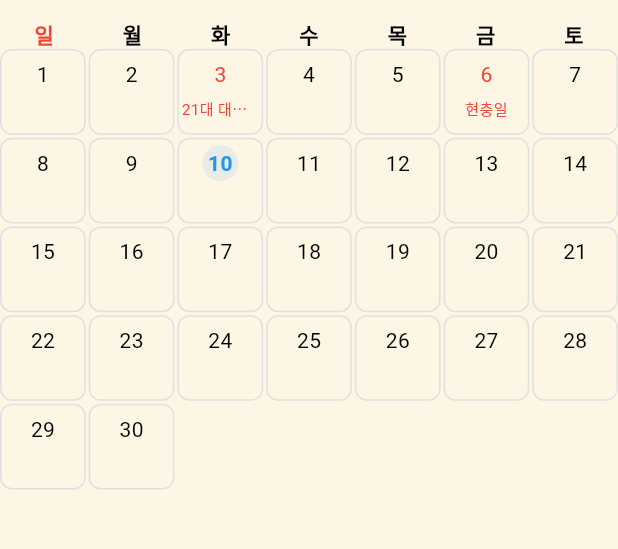
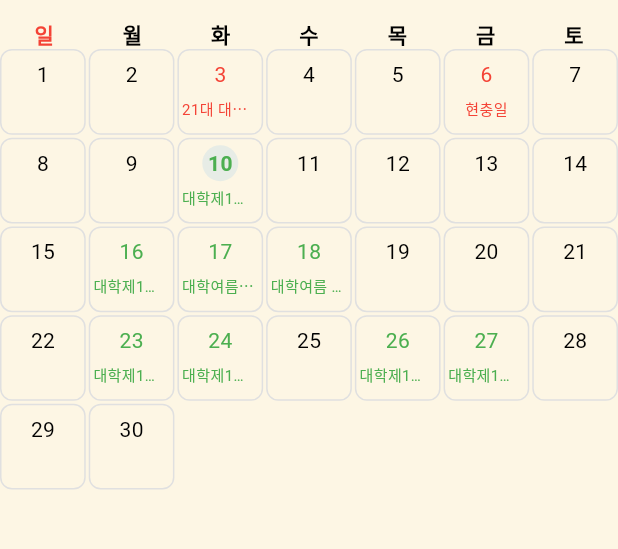
Before and after one commit to hongtae1234/Calendar, a Flutter app: the CalendarView screen opened directly, on a phone screen of 412 x 824 dp, the part 65-614 px from its top. Run offline on Flutter 3.47's test engine with Material 3 defaults, Android fonts, the phone set to English and light mode, and no system bars; our stand-ins replace shared_preferences; accounts and stored records are empty; network calls fail.

Commit message:
20250610

```diff
--- /dev/null
+++ b/lib/academic_schedule_helper.dart
@@ -0,0 +1,124 @@
+import 'package:flutter/material.dart';
+import 'package:intl/intl.dart';
+
+class AcademicScheduleHelper {
+  static final Map<int, Map<String, String>> _yearlyAcademicSchedules = {
+    2024: {
+      "0101": "신정 (학사 일정)", // 공휴일과 겹치는 예시
+      "0302": "입학식",
+      "0304": "1학기 개강",
+      "0505": "어린이날 (학사 일정)", // 공휴일과 겹치는 예시
+      "0515": "교내 축제",
+      "0620": "1학기 기말고사",
+      "0628": "1학기 종강",
+      "0826": "2학기 개강",
+      "1225": "성탄절 (학사 일정)", // 공휴일과 겹치는 예시
+    },
+    2025: {
+      "0101": "대학신정",
+      "0108": "대학겨울 계절수업 종강",
+      "0122": "대학장바구니 수강신청 시작",
+      "0124": "대학장바구니 수강신청 종료",
+      "0128": "대학설 연휴 시작",
+      "0130": "대학설 연휴 종료",
+      "0203": "대학복학 신청 시작",
+      "0228": "대학휴학 신청 종료",
+      "0210": "대학수강신청 시작",
+      "0213": "대학수강신청 종료",
+      "0217": "대학휴학 신청 시작",
+      "0219": "대학재학생 등록 시작",
+      "0221": "대학학위수여일",
+      "0225": "대학신입생 입학식",
+      "0226": "대학신입생 수강신청 종료",
+      "0301": "대학삼일절",
+      "0303": "대학대체공휴일(자율 보강)",
+      "0304": "대학제1학기 개강",
+      "0306": "대학제1학기 수강변경(정정)기간 시작",
+      "0310": "대학제1학기 수강변경(정정)기간 종료",
+      "0318": "대학제1학기 수강포기 신청기간 시작",
+      "0320": "대학제1학기 수강포기 신청기간 종료",
+      "0407": "대학제1학기 수업일수 1/3선",
+      "0414": "대학제1학기 부복수 전공 신청기간 시작",
+      "0418": "대학제1학기 부복수 전공 신청기간 종료",
+      "0421": "대학여름 계절수업 희망수강신청기간 시작",
+      "0425": "대학여름 계절수업 희망수강신청기간 종료",
+      "0422": "대학제1학기 중간시험기간 시작",
+      "0428": "대학제1학기 중간시험기간 종료",
+      "0424": "대학제1학기 수업일수 1/2선",
+      "0501": "대학개교69주년 기념일(자율 보강)",
+      "0505": "대학어린이날, 부처님 오신날(자율 보강)",
+      "0506": "대학대체공휴일(자율 보강)",
+      "0512": "대학제1학기 수업일수 2/3선",
+      "0519": "대학여름 계절수업 수강신청 시작",
+      "0523": "대학여름 계절수업 수강신청 종료",
+      "0530": "대학제1학기 학교현장실습 종료",
+      "0603": "대학제21대 대통령 선거일 임시공휴일(자율 보강)",
+      "0606": "대학현충일(자율 보강)",
+      "0610": "대학제1학기 기말시험 시작",
+      "0616": "대학제1학기 기말시험 종료",
+      "0617": "대학여름방학",
+      "0618": "대학여름 계절수업 개강",
+      "0623": "대학제1학기 성적입력 마감",
+      "0624": "대학제1학기 성적이의신청 시작",
+      "0626": "대학제1학기 성적이의신청 종료",
+      "0627": "대학제1학기 최종성적 확정",
+      "0708": "대학여름 계절수업 종강",
+      "0730": "대학제2학기 장바구니 수강신청 시작",
+      "0801": "대학2025학년도 제2학기 복학 신청 시작",
+      "0811": "대학2025학년도 제2학기 수강신청 시작",
+      "0814": "대학2025학년도 제2학기 수강신청 종료",
+      "0815": "대학광복절",
+      "0822": "대학2024학년도 후기 학위수여일",
+      "0825": "대학2025학년도 제2학기 재학생 등록 시작",
+      "0827": "대학2025학년도 제2학기 재학생 등록 종료",
+      "0829": "대학2025학년도 제2학기 복학 신청 종료",
+      "0901": "대학제2학기 개강",
+      "0903": "대학제2학기 수강변경 시작",
+      "0905": "대학제2학기 수강변경 종료",
+      "0915": "대학제2학기 수강포기 신청기간 시작",
+      "0917": "대학제2학기 수강포기 신청기간 종료",
+      "1003": "대학개천절(자율 보강), 제2학기 수업일수 1/3선",
+      "1006": "대학추석 연휴 시작(자율 보강)",
+      "1007": "대학추석 연휴 종료(자율 보강)",
+      "1008": "대학대체공휴일(자율 보강)",
+      "1009": "대학한글날(자율 보강)",
+      "1013": "대학제2학기 학교현장실습 시작",
+      "1017": "대학제2학기 부복수 전공 신청 종료",
+      "1020": "대학제2학기 중간시험 시작",
+      "1022": "대학제2학기 수업일수 1/2선",
+      "1024": "대학겨울 계절수업 희망수강신청 종료",
+      "1025": "대학제2학기 중간시험 종료",
+      "1107": "대학제2학기 수업일수 2/3선",
+      "1117": "대학겨울 계절수업 수강신청 시작",
+      "1121": "대학겨울 계절수업 수강신청 종료",
+      "1208": "대학제2학기 기말시험 시작",
+      "1213": "대학제2학기 기말시험 종료",
+      "1215": "대학겨울방학",
+      "1216": "대학겨울 계절수업 개강",
+      "1222": "대학제2학기 성적입력 마감",
+      "1223": "대학제2학기 성적이의신청 시작",
+      "1225": "대학크리스마스",
+      "1226": "대학제2학기 성적이의신청 종료",
+      "1229": "대학제2학기 최종성적 확정"
+    },
+    // 다른 연도의 학사 일정을 여기에 추가할 수 있습니다.
+  };
+
+  static String? getAcademicScheduleName(DateTime date) {
+    int year = date.year;
+    String dateStr = '${date.month.toString().padLeft(2, '0')}${date.day.toString().padLeft(2, '0')}';
+
+    final schedulesForYear = _yearlyAcademicSchedules[year] ?? {};
+    if (schedulesForYear.containsKey(dateStr)) {
+      final name = schedulesForYear[dateStr];
+      print('Checking date: ${DateFormat('yyyy-MM-dd').format(date)}, Found academic schedule: $name');
+      return name;
+    }
+    print('Checking date: ${DateFormat('yyyy-MM-dd').format(date)}, No academic schedule found.');
+    return null;
+  }
+
+  static Color getAcademicScheduleColor() {
+    return Colors.green; // 학사 일정을 위한 초록색
+  }
+}
--- a/lib/main.dart
+++ b/lib/main.dart
@@ -13,6 +13,7 @@ import 'schedule_input_page.dart'; // Import ScheduleInputModal
 import 'screens/settings_screen.dart'; // Import SettingsScreen
 import 'services/auth_service.dart'; // Import AuthService
 import 'screens/auth_check_screen.dart'; // Import AuthCheckScreen
+import 'academic_schedule_helper.dart'; // Import AcademicScheduleHelper
 
 void main() async {
   WidgetsFlutterBinding.ensureInitialized(); // Ensure Flutter is initialized
@@ -60,8 +61,6 @@ class _CalendarViewState extends State<CalendarView> {
   Map<String, dynamic>? _currentWeather; // To store weather data
   String? _weatherIconUrl; // To store weather icon URL
   Map<String, dynamic>? _forecastWeather; // To store forecast weather data
-
-  final TransactionService _transactionService = TransactionService(); // TransactionService instance
 
   @override
   void initState() {
@@ -273,7 +272,7 @@ class _CalendarViewState extends State<CalendarView> {
      }
   }
 
-  Future<void> _saveEvent(String text, DateTime startDate, DateTime endDate, Color color, Map<String, dynamic>? recurrenceSettings, String? transactionId) async {
+  Future<void> _saveEvent(String text, DateTime startDate, DateTime endDate, Color color, [Map<String, dynamic>? recurrenceSettings]) async {
     print('=== Starting Event Save ===');
     print('Input validation:');
     print('Text: $text');
@@ -281,7 +280,6 @@ class _CalendarViewState extends State<CalendarView> {
     print('End Date: $endDate');
     print('Color: $color');
     print('Recurrence Settings: $recurrenceSettings');
-    print('Transaction ID: $transactionId');
 
     if (text.isEmpty) {
       print('Error: Event text is empty');
@@ -306,7 +304,6 @@ class _CalendarViewState extends State<CalendarView> {
       'end_date': endDate.toIso8601String(),
       'color': color.value,
       'recurrence': recurrenceSettings,
-      'transactionId': transactionId, // Save transaction ID
     };
 
     try {
@@ -324,7 +321,6 @@ class _CalendarViewState extends State<CalendarView> {
         'startDate': startDate,
         'endDate': endDate,
         'recurrence': recurrenceSettings,
-        'transactionId': transactionId, // Store transaction ID
       };
 
       // eventDetails 맵 업데이트
@@ -447,7 +443,7 @@ class _CalendarViewState extends State<CalendarView> {
     }
   }
 
-  Future<void> _updateEvent(String eventId, String text, DateTime startDate, DateTime endDate, Color color, Map<String, dynamic>? recurrenceSettings, String? transactionId) async {
+  Future<void> _updateEvent(String eventId, String text, DateTime startDate, DateTime endDate, Color color, Map<String, dynamic>? recurrenceSettings) async {
     print('=== Starting Event Update ===');
     print('Event ID: $eventId');
     print('Text: $text');
@@ -455,7 +451,6 @@ class _CalendarViewState extends State<CalendarView> {
     print('End Date: $endDate');
     print('Color: $color');
     print('Recurrence Settings: $recurrenceSettings');
-    print('Transaction ID: $transactionId');
 
     final eventData = {
       'id': eventId,
@@ -464,7 +459,6 @@ class _CalendarViewState extends State<CalendarView> {
       'end_date': endDate.toIso8601String(),
       'color': color.value,
       'recurrence': recurrenceSettings,
-      'transactionId': transactionId, // Update transaction ID
     };
 
     try {
@@ -483,7 +477,7 @@ class _CalendarViewState extends State<CalendarView> {
     } catch (e) {
       print('Error updating event $eventId: $e');
       print('Event data: $eventData');
-      print('Stack trace: ${e.toString()}');
+      print('Stack trace: ${StackTrace.current}');
     }
   }
 
@@ -491,15 +485,6 @@ class _CalendarViewState extends State<CalendarView> {
     try {
       print('=== Starting Event Delete ===');
       print('Attempting to delete event with ID: $eventId');
-
-      // Get event details to check for associated transaction
-      final event = eventDetails[eventId];
-      if (event != null && event['transactionId'] != null) {
-        final transactionId = event['transactionId'] as String;
-        print('Found associated transaction ID: $transactionId. Deleting transaction...');
-        await _transactionService.deleteTransaction(transactionId);
-        print('Associated transaction $transactionId deleted.');
-      }
 
       await dbHelper.deleteEvent(eventId);
       print('Event $eventId deleted successfully from database.');
@@ -552,13 +537,13 @@ class _CalendarViewState extends State<CalendarView> {
     Map<String, dynamic>? recurrence,
   ) async {
     if (action == 'save') {
-      await _saveEvent(text!, startDate!, endDate!, color!, recurrence, null);
+      await _saveEvent(text!, startDate!, endDate!, color!);
     } else if (action == 'update') {
       if (eventId == null || text == null || startDate == null || endDate == null || color == null) {
         print('Error: Missing parameters for update action.');
         return;
       }
-      await _updateEvent(eventId, text, startDate, endDate, color, recurrence, null);
+      await _updateEvent(eventId, text, startDate, endDate, color, recurrence);
     } else if (action == 'delete') {
       if (eventId == null) {
         print('Error: Missing eventId for delete action.');
@@ -673,30 +658,37 @@ class _CalendarViewState extends State<CalendarView> {
                 bool isHoliday = HolidayHelper.isHoliday(cellDate);
                 String? holidayName = HolidayHelper.getHolidayName(cellDate);
 
-                // Check if there's a recurring event on this date
+                String? academicScheduleName = AcademicScheduleHelper.getAcademicScheduleName(cellDate);
+                print('Debug: cellDate: $cellDate, academicScheduleName: $academicScheduleName'); // 디버그용 출력
+
                 bool hasRecurringEvent = cellEvents.any((eventId) {
                    final event = eventDetails[eventId];
                    return event != null && event['recurrence'] != null;
                 });
 
                 return GestureDetector(
-                  onTap: () {
-                    showModalBottomSheet(
+                  onTap: () => showModalBottomSheet(
                     context: context,
                     isScrollControlled: true,
                     builder: (BuildContext context) {
                       return ScheduleInputModal(
                         selectedDate: cellDate,
+                        events: events,
                         eventDetails: eventDetails,
-                          events: events,
                         colorOptions: colorOptions,
-                          onEventAction: _handleEventAction,
                         dbHelper: dbHelper,
-                          transactionService: _transactionService,
-                        );
+                        onEventAction: (action, eventId, text, startDate, endDate, color, recurrenceSettings) async {
+                           if (action == 'save') {
+                             await _saveEvent(text!, startDate!, endDate!, color!, recurrenceSettings);
+                           } else if (action == 'update') {
+                             await _updateEvent(eventId!, text!, startDate!, endDate!, color!, recurrenceSettings);
+                           } else if (action == 'delete') {
+                             await _deleteEvent(eventId!);
+                           }
                         },
                       );
                     },
+                  ),
                   child: Container(
                     decoration: BoxDecoration(
                       border: Border.all(color: Colors.grey.shade300),
@@ -718,12 +710,16 @@ class _CalendarViewState extends State<CalendarView> {
                               '$day',
                               style: TextStyle(
                                 fontWeight: isToday ? FontWeight.bold : FontWeight.normal,
-                                color: isHoliday ? Colors.red : (hasRecurringEvent ? Colors.purple : (isToday ? Colors.blue : Colors.black)),
+                                color: isHoliday
+                                    ? Colors.red
+                                    : (academicScheduleName != null
+                                        ? AcademicScheduleHelper.getAcademicScheduleColor() // 학사 일정 색상
+                                        : (hasRecurringEvent ? Colors.purple : (isToday ? Colors.blue : Colors.black))),
                               ),
                             ),
                           ),
                         ),
-                        if (holidayName != null)
+                        if (holidayName != null) // 공휴일 우선 표시
                           Padding(
                             padding: const EdgeInsets.symmetric(horizontal: 2),
                             child: Text(
@@ -731,6 +727,19 @@ class _CalendarViewState extends State<CalendarView> {
                               style: TextStyle(
                                 fontSize: 10,
                                 color: Colors.red,
+                              ),
+                              overflow: TextOverflow.ellipsis,
+                              maxLines: 1,
+                            ),
+                          )
+                        else if (academicScheduleName != null) // 공휴일이 아니면 학사 일정 표시
+                          Padding(
+                            padding: const EdgeInsets.symmetric(horizontal: 2),
+                            child: Text(
+                              academicScheduleName,
+                              style: TextStyle(
+                                fontSize: 10,
+                                color: AcademicScheduleHelper.getAcademicScheduleColor(), // 학사 일정 색상
                               ),
                               overflow: TextOverflow.ellipsis,
                               maxLines: 1,
```
Also changed, not shown: lib/schedule_input_page.dart (+50 -26 lines). Lines whose indentation alone changed are shown as unchanged.
